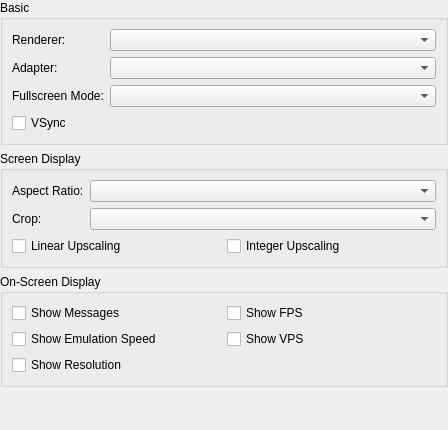
First picture: the form in src/duckstation-qt/displaysettingswidget.ui, repository kofxi3584karlayang/duckstation, before the edit.
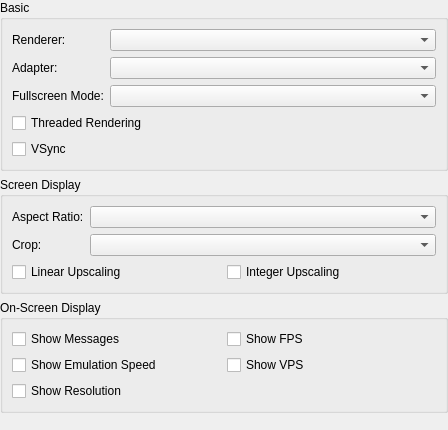
Second picture: the form after the edit.

```diff
--- a/src/duckstation-qt/displaysettingswidget.ui
+++ b/src/duckstation-qt/displaysettingswidget.ui
@@ -62,7 +62,14 @@
       <item row="2" column="1">
        <widget class="QComboBox" name="fullscreenMode"/>
       </item>
-      <item row="3" column="0">
+      <item row="3" column="0" colspan="2">
+       <widget class="QCheckBox" name="gpuThread">
+        <property name="text">
+         <string>Threaded Rendering</string>
+        </property>
+       </widget>
+      </item>
+      <item row="4" column="0" colspan="2">
        <widget class="QCheckBox" name="vsync">
         <property name="text">
          <string>VSync</string>
```
